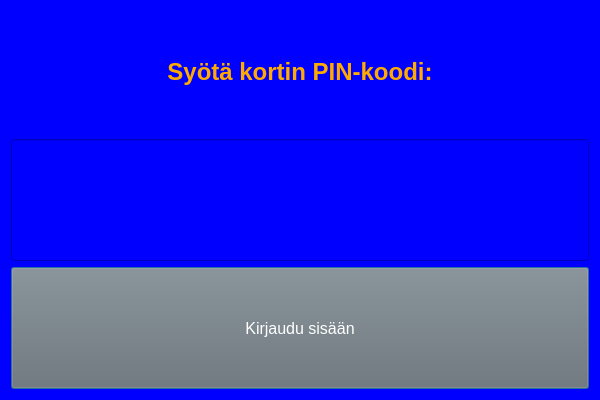
Old version of the form BankEXE/pindialog.ui in the repository Akllu/BankSimul.
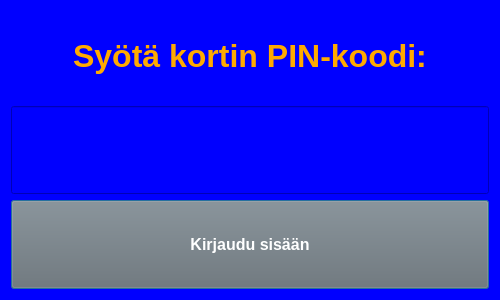
New version of the form.

What changed in the file:
```diff
--- a/BankEXE/pindialog.ui
+++ b/BankEXE/pindialog.ui
@@ -6,8 +6,8 @@
    <rect>
     <x>0</x>
     <y>0</y>
-    <width>600</width>
-    <height>400</height>
+    <width>500</width>
+    <height>300</height>
    </rect>
   </property>
   <property name="windowTitle">
@@ -22,7 +22,7 @@
     <widget class="QLabel" name="headerLabel">
      <property name="font">
       <font>
-       <pointsize>18</pointsize>
+       <pointsize>24</pointsize>
        <weight>75</weight>
        <bold>true</bold>
       </font>
@@ -83,6 +83,8 @@
      <property name="font">
       <font>
        <pointsize>12</pointsize>
+       <weight>75</weight>
+       <bold>true</bold>
       </font>
      </property>
      <property name="styleSheet">
```
